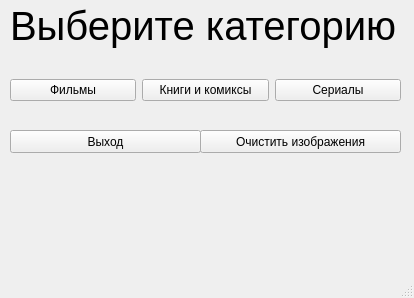
Zloiben/Application, file ui/main.ui: the form before one commit.
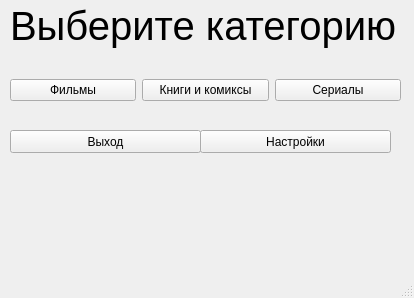
The form after the commit.

Commit message:
Добавил настройки, окно пользователя, и немного отфильтровал код
Настройки буду дорабатывать в следующих коммитах и добавлять больше функций для удобства
Окно пользователя пока не используется, будет доработано ближе к релизу
Повысил читаемость кода и переделал некоторые функции

Diff of the .ui file:
```diff
--- a/ui/main.ui
+++ b/ui/main.ui
@@ -83,12 +83,12 @@
      <rect>
       <x>200</x>
       <y>130</y>
-      <width>201</width>
+      <width>191</width>
       <height>23</height>
      </rect>
     </property>
     <property name="text">
-     <string>Очистить изображения</string>
+     <string>Настройки</string>
     </property>
    </widget>
   </widget>
```
Left out of the diff: 2 changed lines with no effect on the pictures. The commit also changes 6 other files.
